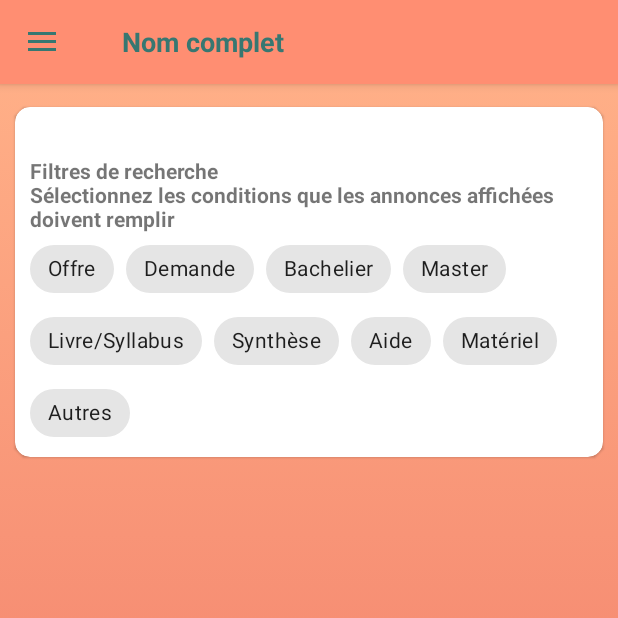
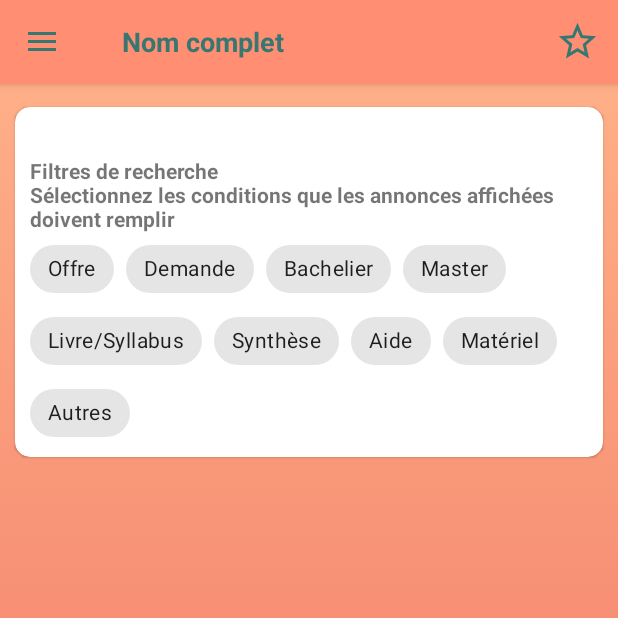
Before and after one commit to vaklein/StudHelp-Android, an Android app: the AdvertisementsListActivity screen opened directly, with no data from a screen before it, on a phone screen of 412 x 824 dp, the top half of it. Run offline under Robolectric (Android 15) with nearby library versions, the phone set to English and light mode, and no system bars; 11 statements that could not run were skipped.

Commit message:
Le bouton pour ajouter aux favoris fonctionne, mais il faut rafraichir l'activité précédente qui ne retient pas le nouvel état de favoris

```diff
--- a/android-studio/app/src/main/java/com/example/p4_group12/Interface/AdvertisementsListActivity.java
+++ b/android-studio/app/src/main/java/com/example/p4_group12/Interface/AdvertisementsListActivity.java
@@ -1,5 +1,7 @@
 package com.example.p4_group12.Interface;
 
+import androidx.annotation.NonNull;
+import androidx.appcompat.app.AlertDialog;
 import androidx.fragment.app.Fragment;
 import androidx.fragment.app.FragmentManager;
 import androidx.fragment.app.FragmentTransaction;
@@ -25,8 +27,11 @@ import com.google.android.material.floatingactionbutton.FloatingActionButton;
 import com.google.android.material.tabs.TabLayout;
 
 import android.annotation.SuppressLint;
+import android.content.DialogInterface;
 import android.content.Intent;
 import android.os.Bundle;
+import android.view.Menu;
+import android.view.MenuItem;
 import android.view.View;
 import android.view.animation.Animation;
 import android.view.animation.AnimationUtils;
@@ -196,6 +201,49 @@ public class AdvertisementsListActivity extends NavigationActivity implements Ta
     }
 
     @Override
+    public boolean onPrepareOptionsMenu(Menu menu) {
+        MenuItem changeFavorite = menu.findItem(R.id.action_favorite);
+        changeFavorite.setVisible(true);
+        if (API.getInstance().getFavoriteCoursesIdsOfUser(GlobalVariables.getUser()).contains(currentCourse.getID())) {
+            changeFavorite.setChecked(true);
+            changeFavorite.setIcon(R.drawable.ic_baseline_favorite_selected);
+        } else {
+            changeFavorite.setChecked(false);
+            changeFavorite.setIcon(R.drawable.ic_baseline_favorite_not_selected);
+        }
+        return true;
+    }
+
+    @Override
+    public boolean onCreateOptionsMenu(Menu menu) {
+        // Inflate the menu; this adds items to the action bar if it is present.
+        getMenuInflater().inflate(R.menu.favorite_menu, menu);
+        return true;
+    }
+
+    @Override
+    public boolean onOptionsItemSelected(@NonNull MenuItem item) {
+        switch(item.getItemId()){
+            case R.id.action_favorite:
+                if(item.isChecked()){
+                    // Log.d("Gwen", "Adding " + currentCourse.getCode() + " to the favorites");
+                    item.setChecked(false);
+                    item.setIcon(R.drawable.ic_baseline_favorite_not_selected);
+                    API.getInstance().removeFavoriteToUser(GlobalVariables.getUser(), currentCourse);
+                }
+                else{
+                    // Log.d("Gwen", "Removing " + currentCourse.getCode() + " from the favorites");
+                    item.setChecked(true);
+                    item.setIcon(R.drawable.ic_baseline_favorite_selected);
+                    API.getInstance().addNewFavoriteToUser(GlobalVariables.getUser(), currentCourse);
+                }
+                break;
+        }
+        return super.onOptionsItemSelected(item);
+    }
+
+
+    @Override
     protected void onActivityResult(int requestCode, int resultCode, Intent data) {
         super.onActivityResult(requestCode, resultCode, data);
         // check if the request code is same as what is passed  here it is 1
--- /dev/null
+++ b/android-studio/app/src/main/res/menu/favorite_menu.xml
@@ -0,0 +1,11 @@
+<?xml version="1.0" encoding="utf-8"?>
+<menu xmlns:android="http://schemas.android.com/apk/res/android"
+    xmlns:app="http://schemas.android.com/apk/res-auto">
+    <item
+        android:id="@+id/action_favorite"
+        android:orderInCategory="100"
+        android:title="Add/delete favorite"
+        android:icon="@drawable/sl_course_favorite"
+        android:visible="false"
+        app:showAsAction="always" />
+</menu>
```
